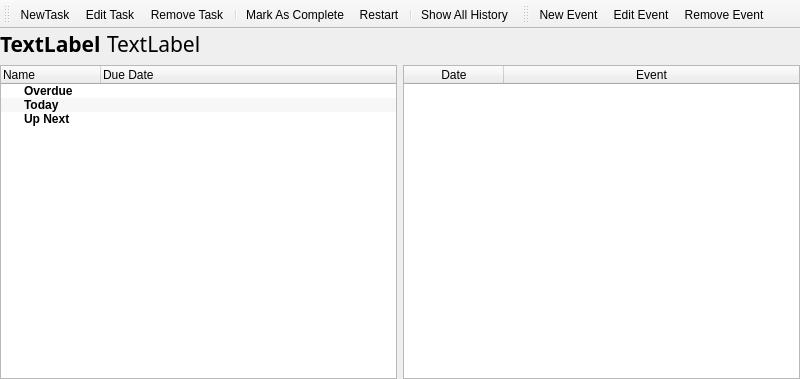
Old version of the form mdi/mdiproject.ui in the repository crazafimahatratra/golem.
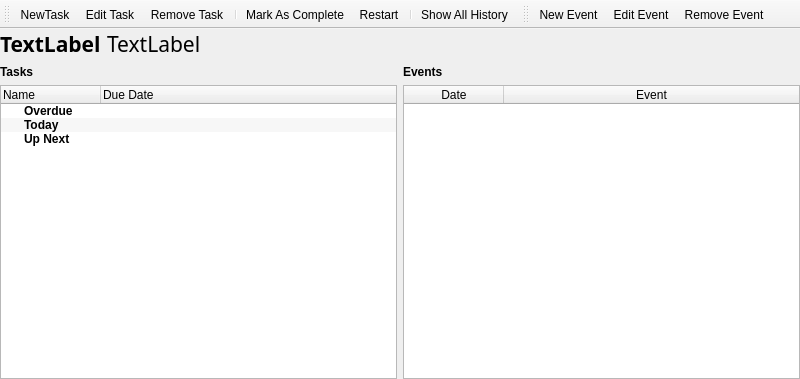
New version of the form. Icons and pictures are not drawn.

Commit message: Add label 'tasks' and 'events' on mdiproject

Diff of the .ui file:
```diff
--- a/mdi/mdiproject.ui
+++ b/mdi/mdiproject.ui
@@ -14,7 +14,7 @@
    <string>MainWindow</string>
   </property>
   <widget class="QWidget" name="centralwidget">
-   <layout class="QVBoxLayout" name="verticalLayout">
+   <layout class="QVBoxLayout" name="verticalLayout_3">
     <property name="leftMargin">
      <number>0</number>
     </property>
@@ -72,7 +72,19 @@
      </layout>
     </item>
     <item>
-     <layout class="QHBoxLayout" name="horizontalLayout_2" stretch="1,1">
+     <layout class="QHBoxLayout" name="horizontalLayout_2">
+      <item>
+       <layout class="QVBoxLayout" name="verticalLayout">
+        <item>
+         <widget class="QLabel" name="label">
+          <property name="styleSheet">
+           <string notr="true">font-weight:bold</string>
+          </property>
+          <property name="text">
+           <string>Tasks</string>
+          </property>
+         </widget>
+        </item>
       <item>
        <widget class="QTreeWidget" name="treeWidget">
         <property name="contextMenuPolicy">
@@ -144,6 +156,20 @@
         </item>
        </widget>
       </item>
+       </layout>
+      </item>
+      <item>
+       <layout class="QVBoxLayout" name="verticalLayout_2">
+        <item>
+         <widget class="QLabel" name="label_2">
+          <property name="styleSheet">
+           <string notr="true">font-weight:bold</string>
+          </property>
+          <property name="text">
+           <string>Events</string>
+          </property>
+         </widget>
+        </item>
       <item>
        <widget class="QTableWidget" name="tableWidget">
         <property name="contextMenuPolicy">
@@ -175,6 +201,8 @@
          </property>
         </column>
        </widget>
+        </item>
+       </layout>
       </item>
      </layout>
     </item>
```
Lines whose indentation alone changed are shown as unchanged.
